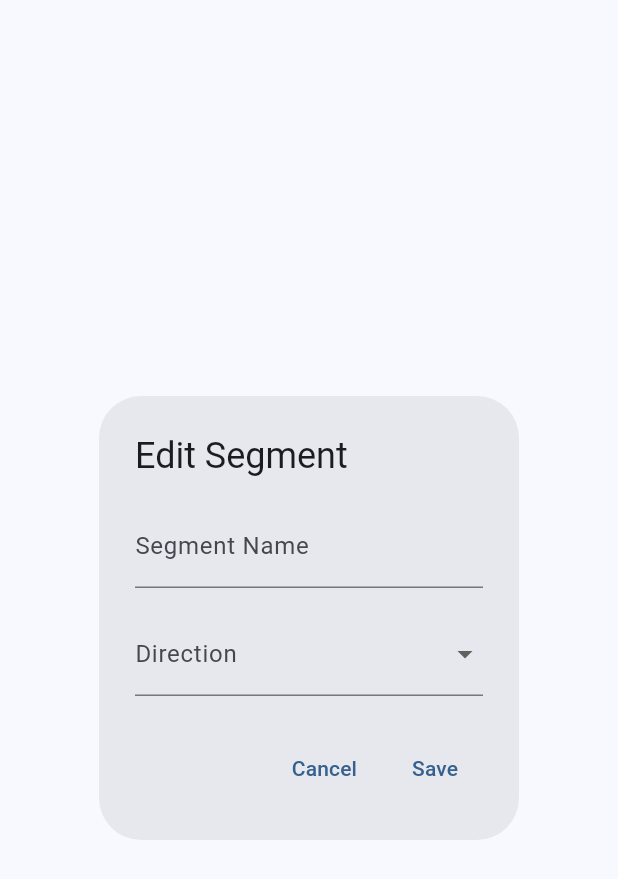
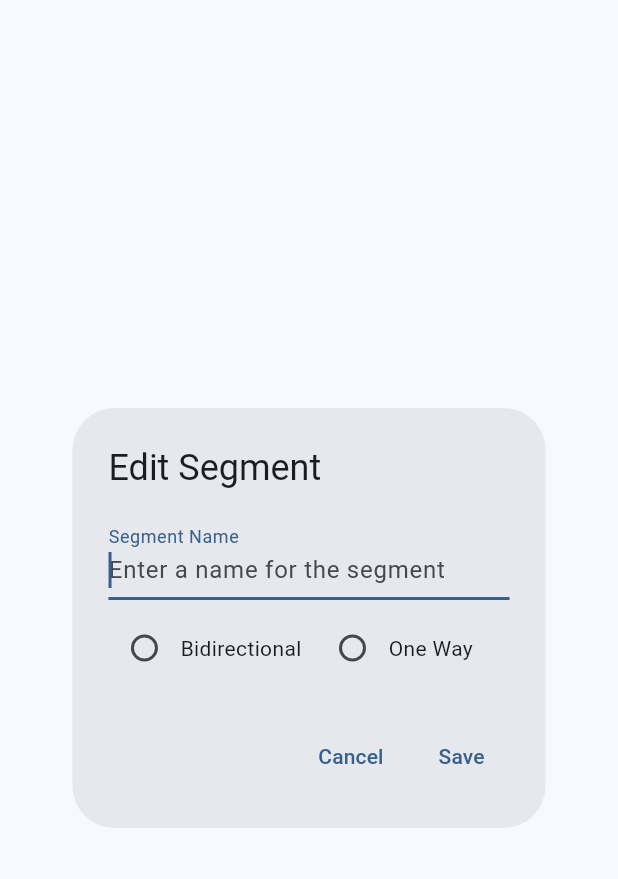
Before and after one commit to erikwestra/map_desk, a Flutter app: the EditSegmentDialog widget shown alone on an empty page, opened directly with empty values, on a phone screen of 412 x 824 dp. Shown: the top 879 px of the screen. Run offline on Flutter 3.47's test engine with Material 3 defaults, Android fonts, the phone set to English and light mode, and no system bars; our stand-ins replace flutter_map, latlong2, sqflite; missing offline and left inert: file_selector, map_desk; accounts and stored records are empty.

Commit message:
edit segment dialog improvements

```diff
--- a/app/lib/core/widgets/edit_segment_dialog.dart
+++ b/app/lib/core/widgets/edit_segment_dialog.dart
@@ -44,6 +44,14 @@ class _EditSegmentDialogState extends State<EditSegmentDialog> {
     super.initState();
     _nameController = TextEditingController(text: widget.name);
     _selectedDirection = widget.direction;
+
+    // Select all text after the frame is built
+    WidgetsBinding.instance.addPostFrameCallback((_) {
+      _nameController.selection = TextSelection(
+        baseOffset: 0,
+        extentOffset: _nameController.text.length,
+      );
+    });
   }
 
   @override
@@ -68,8 +76,6 @@ class _EditSegmentDialogState extends State<EditSegmentDialog> {
             onInvoke: (_) => Navigator.of(context).pop(),
           ),
         },
-        child: Focus(
-          autofocus: true,
         child: AlertDialog(
           title: Text(widget.title ?? 'Edit Segment'),
           content: Column(
@@ -83,22 +89,15 @@ class _EditSegmentDialogState extends State<EditSegmentDialog> {
                   hintText: 'Enter a name for the segment',
                 ),
               ),
-                const SizedBox(height: 16),
-                DropdownButtonFormField<String>(
-                  value: _selectedDirection,
-                  decoration: const InputDecoration(
-                    labelText: 'Direction',
-                  ),
-                  items: const [
-                    DropdownMenuItem(
+              const SizedBox(height: 8),
+              Row(
+                children: [
+                  Expanded(
+                    child: Row(
+                      children: [
+                        Radio<String>(
                           value: 'bidirectional',
-                      child: Text('Bidirectional'),
-                    ),
-                    DropdownMenuItem(
-                      value: 'oneWay',
-                      child: Text('One Way'),
-                    ),
-                  ],
+                          groupValue: _selectedDirection,
                           onChanged: (value) {
                             if (value != null) {
                               setState(() {
@@ -106,6 +105,31 @@ class _EditSegmentDialogState extends State<EditSegmentDialog> {
                               });
                             }
                           },
+                        ),
+                        const Text('Bidirectional'),
+                      ],
+                    ),
+                  ),
+                  const SizedBox(width: 10),
+                  Expanded(
+                    child: Row(
+                      children: [
+                        Radio<String>(
+                          value: 'oneWay',
+                          groupValue: _selectedDirection,
+                          onChanged: (value) {
+                            if (value != null) {
+                              setState(() {
+                                _selectedDirection = value;
+                              });
+                            }
+                          },
+                        ),
+                        const Text('One Way'),
+                      ],
+                    ),
+                  ),
+                ],
               ),
             ],
           ),
@@ -157,7 +181,6 @@ class _EditSegmentDialogState extends State<EditSegmentDialog> {
           ],
         ),
       ),
-      ),
     );
   }
 
```
Lines whose indentation alone changed are shown as unchanged.
